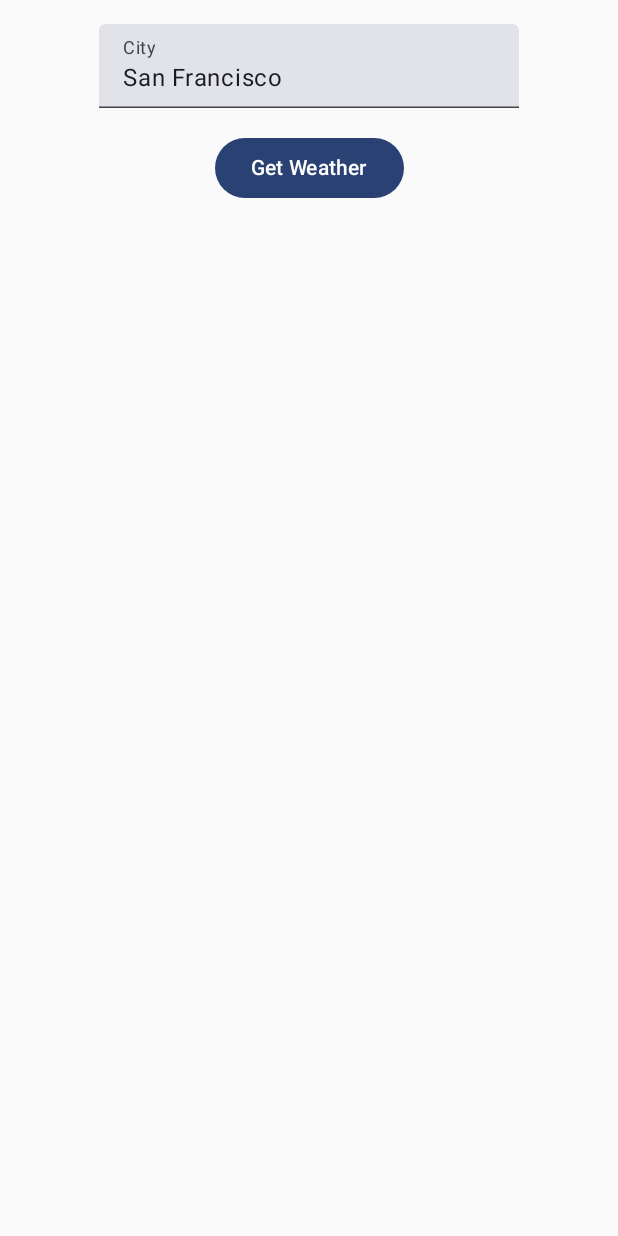
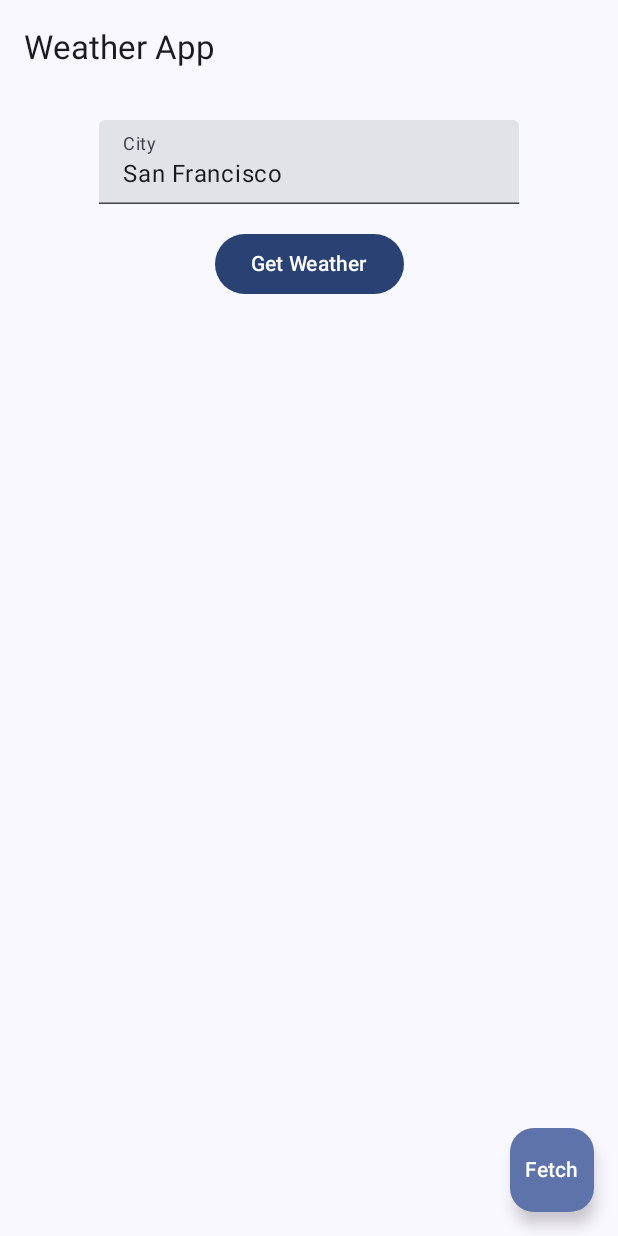
Before and after one commit to JayDwivedi/WeatherForecast, an Android app built with Jetpack Compose: the screen it shows after launch (MainActivity), on a phone screen of 412 x 824 dp. Run offline under Robolectric (Android 15) with nearby library versions, the phone set to English and light mode, and no system bars; our stand-ins replace Dagger/Hilt's generated code.

Commit message:
Add appbar

```diff
--- a/app/src/main/java/com/jay/weatherforecastapp/ui/screens/WeatherScreen.kt
+++ b/app/src/main/java/com/jay/weatherforecastapp/ui/screens/WeatherScreen.kt
@@ -3,8 +3,12 @@ package com.jay.weatherforecastapp.ui.screens
 import androidx.compose.foundation.layout.*
 import androidx.compose.material.*
 import androidx.compose.material3.Button
+import androidx.compose.material3.ExperimentalMaterial3Api
+import androidx.compose.material3.FloatingActionButton
+import androidx.compose.material3.Scaffold
 import androidx.compose.material3.Text
 import androidx.compose.material3.TextField
+import androidx.compose.material3.TopAppBar
 import androidx.compose.runtime.*
 import androidx.compose.ui.Alignment
 import androidx.compose.ui.Modifier
@@ -13,15 +17,29 @@ import androidx.compose.ui.unit.dp
 import com.jay.weatherforecastapp.ui.viewmodels.WeatherViewModel
 import androidx.hilt.navigation.compose.hiltViewModel
 
+@OptIn(ExperimentalMaterial3Api::class)
 @Composable
 fun WeatherScreen(viewModel: WeatherViewModel = hiltViewModel()) {
     val weather by viewModel.weather.collectAsState()
 
     var city by remember { mutableStateOf("San Francisco") }
 
+    Scaffold(
+        topBar = {
+            TopAppBar(
+                title = { Text("Weather App") }
+            )
+        },
+        floatingActionButton = {
+            FloatingActionButton(onClick = { viewModel.fetchWeather(city) }) {
+                Text("Fetch")
+            }
+        },
+        content = { paddingValues ->
             Column(
                 modifier = Modifier
                     .fillMaxSize()
+                    .padding(paddingValues)
                     .padding(16.dp),
                 horizontalAlignment = Alignment.CenterHorizontally
             ) {
@@ -42,6 +60,9 @@ fun WeatherScreen(viewModel: WeatherViewModel = hiltViewModel()) {
                 }
             }
         }
+    )
+}
+
 
 @Preview(showBackground = true)
 @Composable
```
Also changed, not shown: 1 other file. Lines whose indentation alone changed are shown as unchanged.
